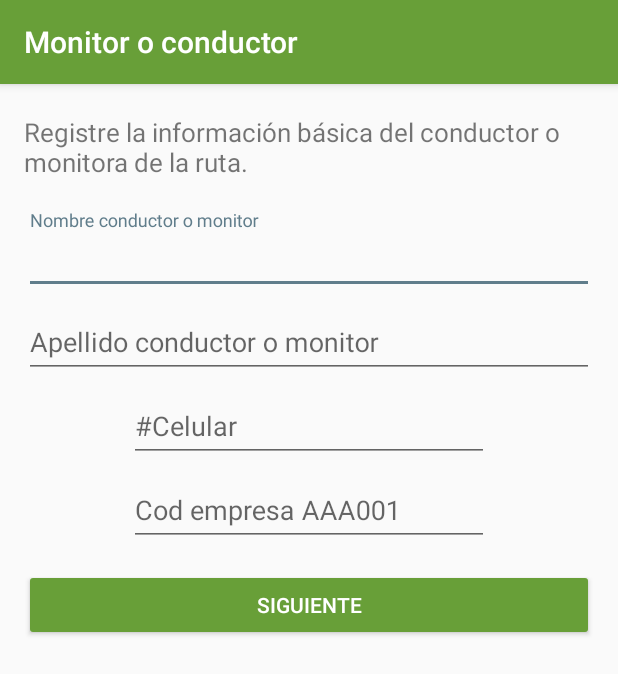
After one commit to guardianempresa/GuardianRoute, an Android app: the PreDataActivity screen opened directly, with no data from a screen before it, on a phone screen of 412 x 824 dp. The commit adds this screen. Shown: the top 674 px of the screen. Run offline under Robolectric (Android 15) with nearby library versions, the phone set to English and light mode, and no system bars; our stand-ins replace Firebase (no records; nobody signed in at launch, a user with empty details on screens opened directly).

Commit message:
Agregar pantaklla de crear cuenta y pasar a toma de datos

```diff
--- a/app/src/main/AndroidManifest.xml
+++ b/app/src/main/AndroidManifest.xml
@@ -67,7 +67,8 @@
         <activity android:name=".AlertasActivity" />
         <activity android:name=".AbordajeActivity" />
         <activity android:name=".FirtsRutaActivity" />
-        <activity android:name=".CreateAccountActivity"></activity>
+        <activity android:name=".CreateAccountActivity" />
+        <activity android:name=".PreDataActivity"></activity>
     </application>
 
 </manifest>
--- /dev/null
+++ b/app/src/main/java/com/controlderuta/guardianroute/PreDataActivity.java
@@ -0,0 +1,166 @@
+package com.controlderuta.guardianroute;
+
+import android.content.Intent;
+import android.content.pm.PackageManager;
+import android.os.Build;
+import android.support.v4.app.ActivityCompat;
+import android.support.v7.app.AppCompatActivity;
+import android.os.Bundle;
+import android.support.v7.widget.Toolbar;
+import android.view.View;
+import android.widget.Button;
+import android.widget.EditText;
+import android.widget.TextView;
+import android.widget.Toast;
+
+import com.controlderuta.guardianroute.Model.PreData;
+import com.controlderuta.guardianroute.Model.UpLocation;
+import com.google.firebase.auth.FirebaseAuth;
+import com.google.firebase.auth.FirebaseUser;
+import com.google.firebase.database.DatabaseReference;
+import com.google.firebase.database.FirebaseDatabase;
+
+public class PreDataActivity extends AppCompatActivity {
+
+
+    //variables firebase
+
+    DatabaseReference databaseReference;
+
+    //variables random
+
+    private String codeRuta;
+    private String cadenacod1;
+    private String cadenacod2;
+    private int random1;
+    private int random2;
+
+    //variables de layout
+
+
+    EditText textnameMonitor;
+    EditText textlastnameMonitor;
+    EditText textmobileMonitor;
+    EditText textcodEmpresa;
+    Button btnSiguientePredata;
+
+
+
+    private String nameMonitor;
+    private String lastnameMonitor;
+    private String mobileMonitor;
+    private String codEmpresa;
+    private String PruUid;
+    private int a=0, b=0, c=0, d=0, prevalidador;
+
+
+
+    @Override
+    protected void onCreate(Bundle savedInstanceState) {
+        super.onCreate(savedInstanceState);
+        setContentView(R.layout.activity_pre_data);
+
+        showToolbar(getResources().getString(R.string.layoutpredata), false);//llamamos la toolbar
+
+        random1=(int)(Math.random()*100);
+        cadenacod1 = String.valueOf(random1);
+        random2=(int)(Math.random()*100);
+        cadenacod2 = String.valueOf(random2);
+        codeRuta = "GP"+random1+"AY"+random2;
+
+
+        textnameMonitor     = (EditText)findViewById(R.id.monitorname);
+        textlastnameMonitor = (EditText)findViewById(R.id.monitorlastname);
+        textmobileMonitor   = (EditText)findViewById(R.id.monitorphone);
+        textcodEmpresa      = (EditText)findViewById(R.id.idcodempresa);
+
+        databaseReference = FirebaseDatabase.getInstance().getReference();//obtiene el enlace de la db "ejemplos-android:"
+        FirebaseUser user = FirebaseAuth.getInstance().getCurrentUser();//Para extraeerr el Uid del cliente
+        PruUid=user.getUid(); //Guardamos Uid en variable
+
+        btnSiguientePredata = (Button)findViewById(R.id.btnsiguientePredata);
+
+
+
+        btnSiguientePredata.setOnClickListener(new View.OnClickListener() {//Realiza acciones cuando damos clic
+            @Override
+            public void onClick(View v) {
+
+
+                nameMonitor = textnameMonitor.getText().toString();
+                lastnameMonitor = textlastnameMonitor.getText().toString();
+                mobileMonitor = textmobileMonitor.getText().toString();
+                codEmpresa = textcodEmpresa.getText().toString();
+
+                if (nameMonitor.equals("")) {
+
+                    Toast.makeText(PreDataActivity.this, "Faltan campos por registrar",
+                            Toast.LENGTH_SHORT).show();
+                    a=1;
+                }else{
+                    a=0;
+                }
+
+                if (lastnameMonitor.equals("")) {
+
+                    Toast.makeText(PreDataActivity.this, "Faltan campos por registrar",
+                            Toast.LENGTH_SHORT).show();
+                    b=1;
+                }else{
+                    b=0;
+                }
+
+                if (mobileMonitor.equals("")) {
+
+                    Toast.makeText(PreDataActivity.this, "Faltan campos por registrar",
+                            Toast.LENGTH_SHORT).show();
+                    c=1;
+                }else   {
+                    c=0;
+                }
+
+                if (codEmpresa.equals("")) {
+
+                    Toast.makeText(PreDataActivity.this, "Faltan campos por registrar",
+                            Toast.LENGTH_SHORT).show();
+                    d=1;
+                }       else {
+                    d=0;
+                }
+
+                int prevalidador=a+b+c+d;
+
+                if (prevalidador==0){
+
+                    PreData uppredata = new PreData(PruUid, nameMonitor, lastnameMonitor, mobileMonitor, codEmpresa, codeRuta);
+                    //sube la longitud y tatitud a la raiz de la id
+                    databaseReference.child("datosmonitorconductor").child(uppredata.getId()).setValue(uppredata);
+
+
+                    Intent intent = new Intent(PreDataActivity.this, MapsActivity.class);
+                    startActivity(intent);
+                    finish();
+
+                }else {
+                    Toast.makeText(PreDataActivity.this, "Debe registrar la totalidad de los campos para seguir",
+                            Toast.LENGTH_SHORT).show();
+                }
+
+            }
+        });
+
+
+
+    }
+
+    public void showToolbar (String tittle, boolean upButton){//Metoodo de la toolbar
+
+        Toolbar toolbar = (Toolbar)findViewById(R.id.toolbar);
+        setSupportActionBar(toolbar);
+        getSupportActionBar().setTitle(tittle);
+        getSupportActionBar().setDisplayHomeAsUpEnabled(upButton);//habilitamos la visibilidad de botton de up
+
+
+    }
+
+}
--- a/app/src/main/res/layout/activity_data.xml
+++ b/app/src/main/res/layout/activity_data.xml
@@ -6,7 +6,6 @@
     android:layout_width="match_parent"
     android:layout_height="match_parent"
     android:fitsSystemWindows="true"
-
     tools:context="com.controlderuta.guardianroute.DataActivity">
 
     <include layout="@layout/actionbar_toolbar"/>
--- /dev/null
+++ b/app/src/main/res/layout/activity_pre_data.xml
@@ -0,0 +1,140 @@
+<?xml version="1.0" encoding="utf-8"?>
+<android.support.design.widget.CoordinatorLayout
+    xmlns:android="http://schemas.android.com/apk/res/android"
+    xmlns:app="http://schemas.android.com/apk/res-auto"
+    xmlns:tools="http://schemas.android.com/tools"
+    android:layout_width="match_parent"
+    android:layout_height="match_parent"
+    android:fitsSystemWindows="true"
+    tools:context="com.controlderuta.guardianroute.PreDataActivity">
+
+
+    <include layout="@layout/actionbar_toolbar"/>
+
+
+    <ScrollView
+        app:layout_behavior="@string/appbar_scrolling_view_behavior"
+        android:layout_width="match_parent"
+        android:layout_height="match_parent">
+
+
+        <LinearLayout
+
+            app:layout_behavior="@string/appbar_scrolling_view_behavior"
+            android:layout_width="match_parent"
+            android:layout_height="match_parent"
+            android:orientation="vertical"
+            android:layout_marginRight="16dp"
+            android:layout_marginLeft="16dp"
+            android:gravity="center"
+            >
+
+
+            <TextView
+                android:layout_width="wrap_content"
+                android:layout_height="wrap_content"
+                android:text="Registre la información básica del conductor o monitora de la ruta."
+                android:layout_marginTop="20dp"
+                android:layout_marginBottom="20dp"
+                android:textSize="17dp"
+
+                />
+
+            <android.support.design.widget.TextInputLayout
+
+                android:layout_width="match_parent"
+                android:layout_height="wrap_content"
+                android:layout_marginTop="0dp"
+
+                >
+
+                <android.support.design.widget.TextInputEditText
+
+                    android:id="@+id/monitorname"
+                    android:layout_width="match_parent"
+                    android:layout_height="wrap_content"
+                    android:hint="Nombre conductor o monitor"
+                    android:inputType="textCapCharacters" />
+
+            </android.support.design.widget.TextInputLayout>
+
+
+
+            <android.support.design.widget.TextInputLayout
+
+                android:layout_width="match_parent"
+                android:layout_height="wrap_content"
+                android:layout_marginTop="0dp"
+
+                >
+
+                <android.support.design.widget.TextInputEditText
+
+                    android:id="@+id/monitorlastname"
+                    android:layout_width="match_parent"
+                    android:layout_height="wrap_content"
+                    android:hint="Apellido conductor o monitor"
+                    android:inputType="textCapCharacters" />
+
+            </android.support.design.widget.TextInputLayout>
+
+
+            <android.support.design.widget.TextInputLayout
+
+                android:layout_width="match_parent"
+                android:layout_height="wrap_content"
+                android:layout_marginTop="0dp"
+                android:layout_marginLeft="70dp"
+                android:layout_marginRight="70dp"
+
+                >
+
+                <android.support.design.widget.TextInputEditText
+
+                    android:id="@+id/monitorphone"
+                    android:layout_width="match_parent"
+                    android:layout_height="wrap_content"
+                    android:hint="#Celular"
+                    android:inputType="phone"
+                    android:maxLength="10" />
+
+            </android.support.design.widget.TextInputLayout>
+
+
+            <android.support.design.widget.TextInputLayout
+
+                android:layout_width="match_parent"
+                android:layout_height="wrap_content"
+                android:layout_marginTop="0dp"
+                android:layout_marginLeft="70dp"
+                android:layout_marginRight="70dp">
+
+                <android.support.design.widget.TextInputEditText
+
+                    android:id="@+id/idcodempresa"
+                    android:layout_width="match_parent"
+                    android:layout_height="wrap_content"
+                    android:hint="Cod empresa AAA001"
+                    android:inputType="textCapCharacters"
+                    android:maxLength="6" />
+
+            </android.support.design.widget.TextInputLayout>
+
+
+
+            <Button
+                android:id="@+id/btnsiguientePredata"
+                android:layout_width="match_parent"
+                android:layout_height="wrap_content"
+                android:text="Siguiente"
+                android:theme="@style/RaisedButtonDark"
+                android:layout_gravity="center_horizontal"
+                android:textAlignment="center"
+                android:layout_marginTop="15dp"
+                />
+
+        </LinearLayout>
+
+    </ScrollView>
+
+</android.support.design.widget.CoordinatorLayout>
--- a/app/src/main/res/values/strings.xml
+++ b/app/src/main/res/values/strings.xml
@@ -8,6 +8,8 @@
     <string name="title_bar_maps_rutas">Guardian</string>
     <string name="vacio"></string>
     <string name="perfildeusuario">Perfil  de usuario</string>
+    <string name="layoutpredata">Monitor o conductor</string>
+
 
 
 </resources>
```
Also changed, not shown: app/src/main/java/com/controlderuta/guardianroute/CreateAccountActivity.java (+42 -4 lines), app/src/main/java/com/controlderuta/guardianroute/Model/PreData.java (added, +79 -0 lines), 41 other files.
